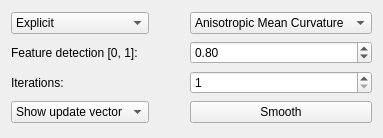
hksonngan/geometry-processing-lab, file Plugin-AnisotropicMeanCurvature/SmootherToolbox.ui: the form before one commit.
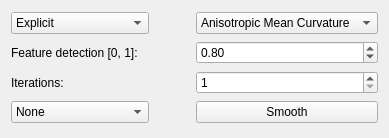
The form after the commit.

```diff
--- a/Plugin-AnisotropicMeanCurvature/SmootherToolbox.ui
+++ b/Plugin-AnisotropicMeanCurvature/SmootherToolbox.ui
@@ -6,7 +6,7 @@
    <rect>
     <x>0</x>
     <y>0</y>
-    <width>383</width>
+    <width>389</width>
     <height>138</height>
    </rect>
   </property>
@@ -30,6 +30,11 @@
    </item>
    <item row="4" column="0">
     <widget class="QComboBox" name="comboBox_visualize">
+     <item>
+      <property name="text">
+       <string>None</string>
+      </property>
+     </item>
      <item>
       <property name="text">
        <string>Show update vector</string>
```
